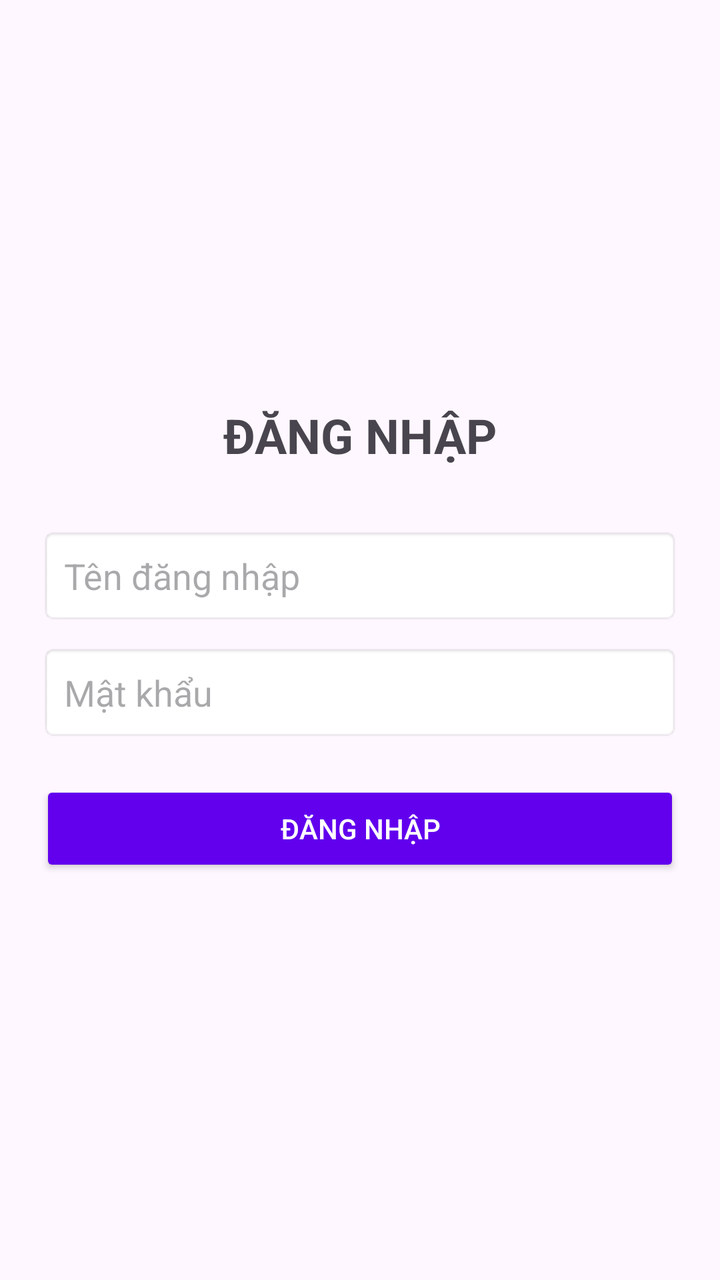
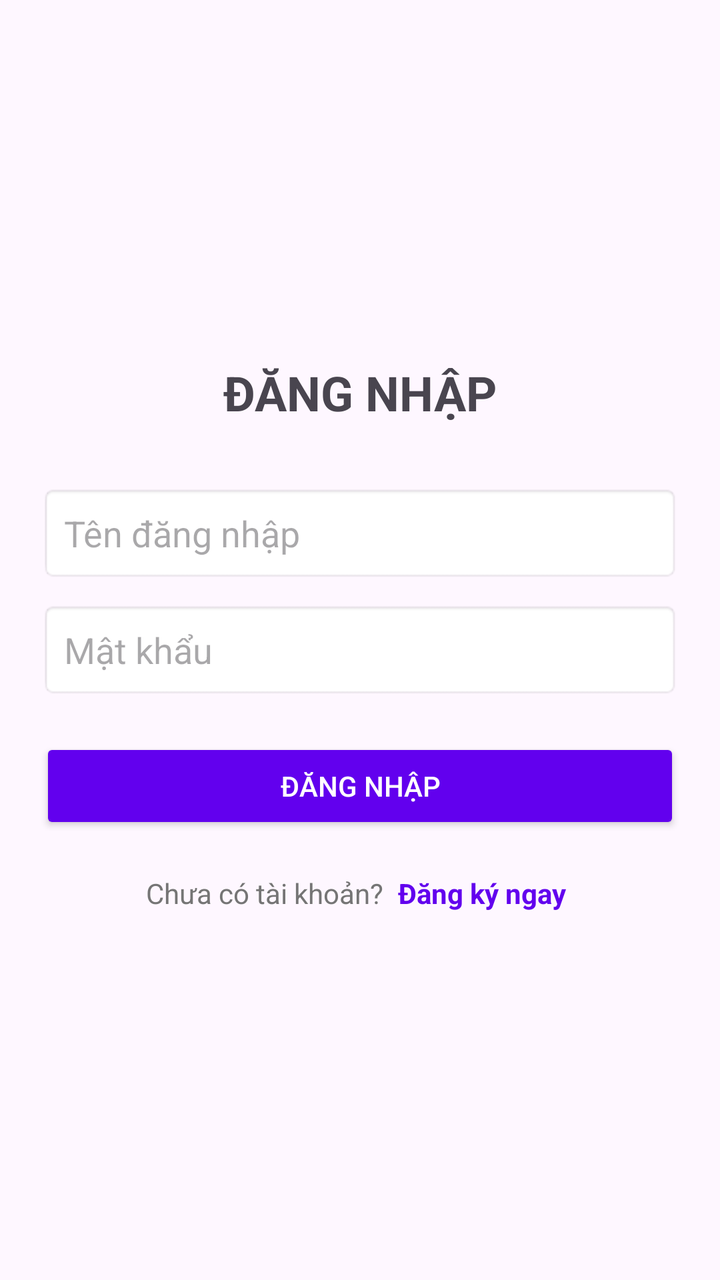

Before-and-after screenshots of an Android layout around one commit, followed by the original layout XML and the change that was made.
<!-- AndroidManifest.xml: application theme Theme.BAICUOIKI -->
<!-- res/layout/activity_login.xml -->
<?xml version="1.0" encoding="utf-8"?>

<LinearLayout xmlns:android="http://schemas.android.com/apk/res/android"
    android:layout_width="match_parent"
    android:layout_height="match_parent"
    android:orientation="vertical"
    android:padding="20dp"
    android:gravity="center">

    <TextView
        android:layout_width="wrap_content"
        android:layout_height="wrap_content"
        android:text="ĐĂNG NHẬP"
        android:textSize="24sp"
        android:textStyle="bold"
        android:layout_marginBottom="30dp"/>

    <EditText
        android:id="@+id/edtUser"
        android:layout_width="match_parent"
        android:layout_height="wrap_content"
        android:hint="Tên đăng nhập"
        android:padding="12dp"
        android:background="@android:drawable/editbox_background"/>

    <EditText
        android:id="@+id/edtPass"
        android:layout_width="match_parent"
        android:layout_height="wrap_content"
        android:hint="Mật khẩu"
        android:inputType="textPassword"
        android:layout_marginTop="10dp"
        android:padding="12dp"
        android:background="@android:drawable/editbox_background"/>

    <Button
        android:id="@+id/btnLogin"
        android:layout_width="match_parent"
        android:layout_height="wrap_content"
        android:text="Đăng nhập"
        android:layout_marginTop="20dp"
        android:backgroundTint="@color/purple_500"
        android:textColor="@android:color/white"/>

</LinearLayout>
<!-- resources referenced by this layout -->
<resources>
  <color name="purple_500">#6200EE</color>
  <style name="Theme.BAICUOIKI" parent="Base.Theme.BAICUOIKI" />
  <style name="Base.Theme.BAICUOIKI" parent="Theme.Material3.DayNight.NoActionBar">
          
          
      </style>
</resources>

<!-- the commit's change to res/layout/activity_login.xml (unified diff, before → after) -->
@@ -42,4 +42,28 @@
         android:backgroundTint="@color/purple_500"
         android:textColor="@android:color/white"/>
 
+    <LinearLayout
+        android:layout_width="wrap_content"
+        android:layout_height="wrap_content"
+        android:layout_marginTop="16dp"
+        android:orientation="horizontal">
+
+        <TextView
+            android:layout_width="wrap_content"
+            android:layout_height="wrap_content"
+            android:text="Chưa có tài khoản? "
+            android:textColor="#757575"/>
+
+        <TextView
+            android:id="@+id/tvRegister"
+            android:layout_width="wrap_content"
+            android:layout_height="wrap_content"
+            android:text="Đăng ký ngay"
+            android:textColor="@color/purple_500"
+            android:textStyle="bold"
+            android:padding="4dp"
+            android:clickable="true"
+            android:focusable="true"/>
+    </LinearLayout>
+
 </LinearLayout>
